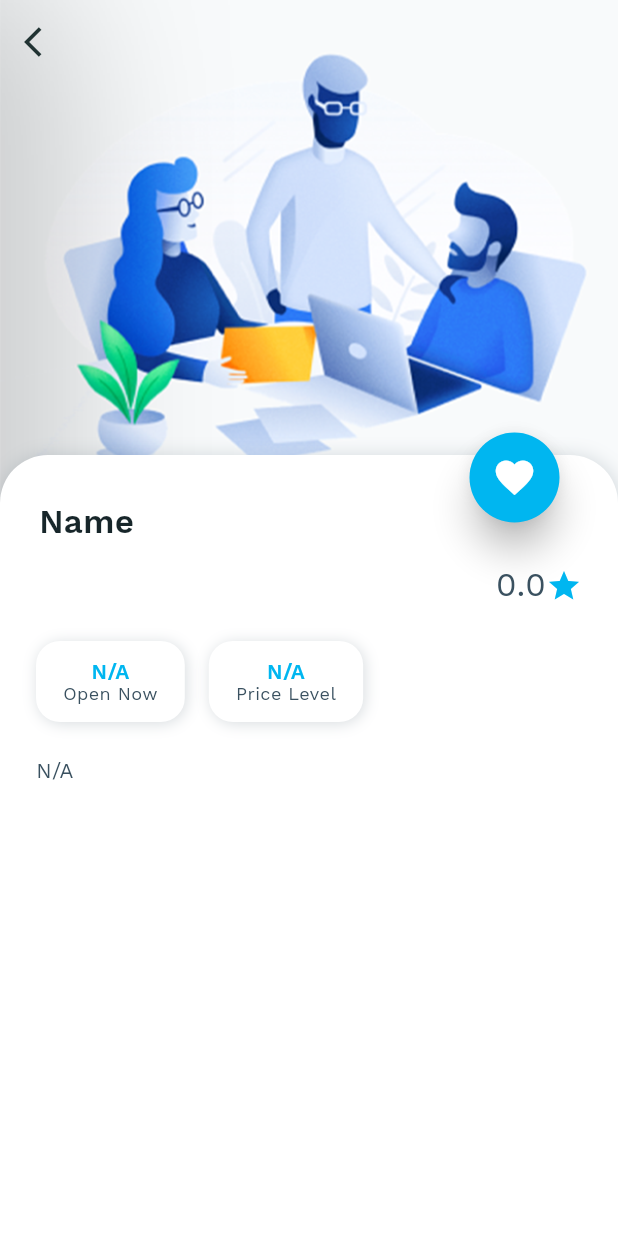
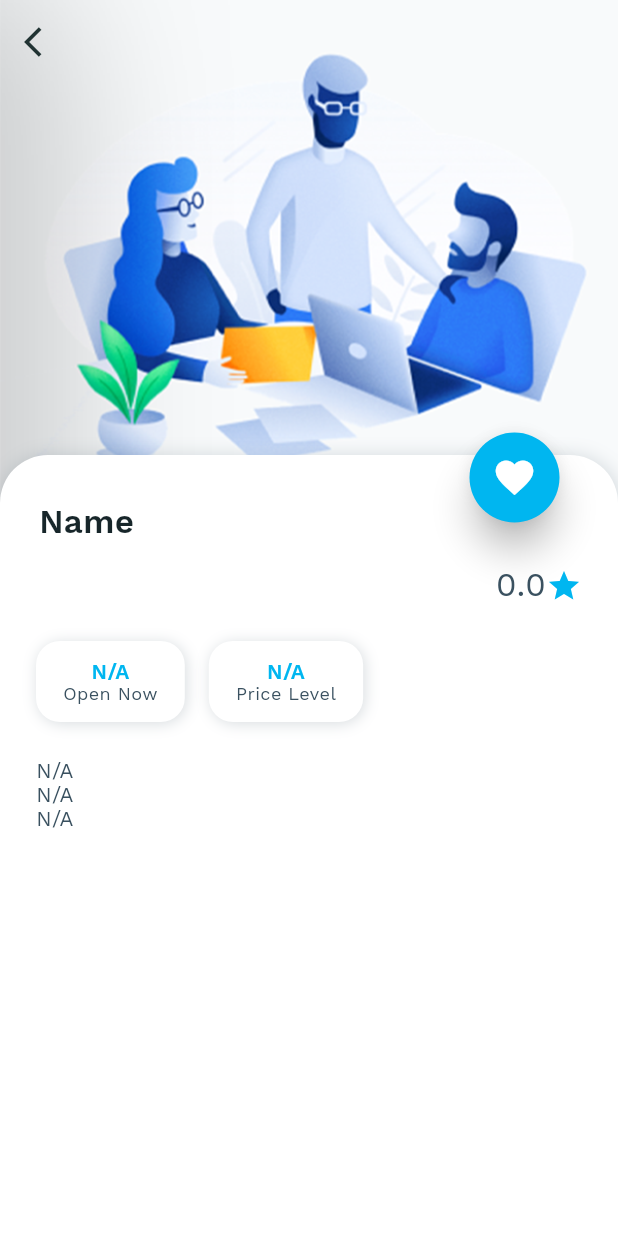
Before and after one commit to MarHoury/new_zealand_travel_guide, a Flutter app: the AttractionDetailPage screen opened directly, on a phone screen of 412 x 824 dp. Run offline on Flutter 3.47's test engine with Material 2 defaults, Android fonts, the phone set to English and light mode, and no system bars; our stand-ins replace geolocator, weather; missing offline and left inert: crisp, google_place, simple_tooltip.

```diff
--- a/lib/attraction/attraction_detail_page.dart
+++ b/lib/attraction/attraction_detail_page.dart
@@ -3,6 +3,7 @@ import 'dart:typed_data';
 import 'package:flutter/material.dart';
 import 'package:google_place/google_place.dart';
 import 'package:simple_tooltip/simple_tooltip.dart';
+import 'package:url_launcher/url_launcher.dart';
 import 'package:weather/weather_library.dart';
 import 'home_theme.dart';
 import 'models/attraction_detail.dart';
@@ -229,19 +230,18 @@ class _AttractionDetailPageState extends State<AttractionDetailPage>
                               child: Padding(
                                 padding: const EdgeInsets.only(
                                     left: 16, right: 16, top: 8, bottom: 8),
+                                child: Column(
+                                  mainAxisAlignment: MainAxisAlignment.start,
+                                  crossAxisAlignment: CrossAxisAlignment.start,
+                                  children: <Widget>[
+                                    InkWell(
                                       child: Text(
                                         attractionDetail != null
                                             ? ('Website: ' +
                                                 attractionDetail.website +
-                                          '\n\n' +
-                                          'Phone: ' +
-                                          attractionDetail
-                                              .formattedPhoneNumber +
-                                          '\n\n' +
-                                          'Address: ' +
-                                          attractionDetail.formattedAddress)
+                                                '\n')
                                             : 'N/A',
-                                  textAlign: TextAlign.justify,
+                                        textAlign: TextAlign.start,
                                         style: TextStyle(
                                           fontWeight: FontWeight.w200,
                                           fontSize: 14,
@@ -250,6 +250,50 @@ class _AttractionDetailPageState extends State<AttractionDetailPage>
                                         ),
                                         maxLines: 10,
                                         overflow: TextOverflow.ellipsis,
+                                      ),
+                                      onTap: () async {
+                                        if (await canLaunch(
+                                            attractionDetail.website)) {
+                                          await launch(
+                                              attractionDetail.website);
+                                        }
+                                      },
+                                    ),
+                                    Text(
+                                      attractionDetail != null
+                                          ? ('Phone: ' +
+                                              attractionDetail
+                                                  .formattedPhoneNumber +
+                                              '\n')
+                                          : 'N/A',
+                                      textAlign: TextAlign.start,
+                                      style: TextStyle(
+                                        fontWeight: FontWeight.w200,
+                                        fontSize: 14,
+                                        letterSpacing: 0.27,
+                                        color: HomeAppTheme.grey,
+                                      ),
+                                      maxLines: 10,
+                                      overflow: TextOverflow.ellipsis,
+                                    ),
+                                    Text(
+                                      attractionDetail != null
+                                          ? ('Address: ' +
+                                              attractionDetail
+                                                  .formattedAddress +
+                                              '\n')
+                                          : 'N/A',
+                                      textAlign: TextAlign.start,
+                                      style: TextStyle(
+                                        fontWeight: FontWeight.w200,
+                                        fontSize: 14,
+                                        letterSpacing: 0.27,
+                                        color: HomeAppTheme.grey,
+                                      ),
+                                      maxLines: 10,
+                                      overflow: TextOverflow.ellipsis,
+                                    ),
+                                  ],
                                 ),
                               ),
                             ),
@@ -301,7 +345,8 @@ class _AttractionDetailPageState extends State<AttractionDetailPage>
                             ),
                       content: Text(
                         weather != null
-                            ? (weather.weatherDescription + '\n\nTemperature: ' +
+                            ? (weather.weatherDescription +
+                                '\n\nTemperature: ' +
                                 weather.temperature.celsius.toStringAsFixed(0) +
                                 '℃\nHumidity: ' +
                                 weather.humidity.toStringAsFixed(0) +
--- a/pubspec.yaml
+++ b/pubspec.yaml
@@ -38,6 +38,7 @@ dependencies:
   crisp: ^0.1.3
   weather: ^1.1.1
   simple_tooltip: ^0.1.10
+  url_launcher: ^5.4.10
 
 
 dev_dependencies:
```
Also changed, not shown: pubspec.lock. Lines whose indentation alone changed are shown as unchanged.
